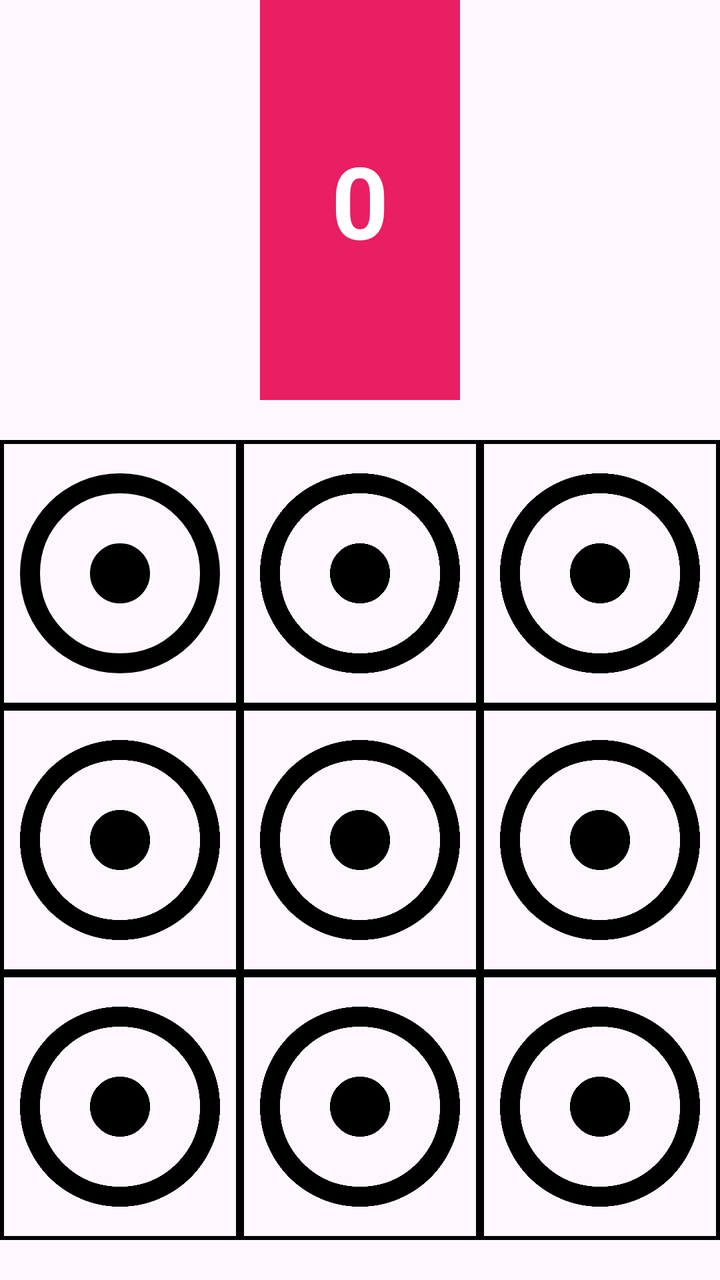
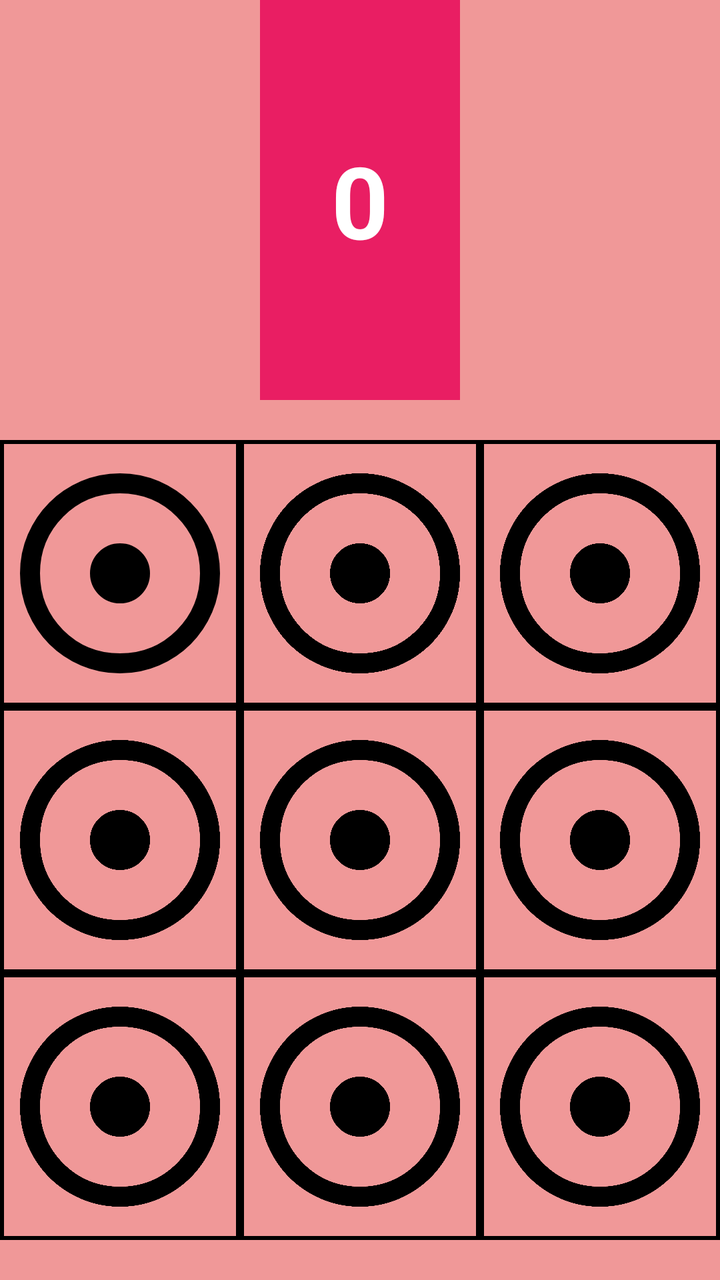

Screens rendered from an Android XML layout before and after an edit, with the pre-edit source and the edit as a unified diff.
<!-- AndroidManifest.xml: application theme Theme.Gamex -->
<!-- res/layout/activity_main.xml -->
<?xml version="1.0" encoding="utf-8"?>
<LinearLayout xmlns:android="http://schemas.android.com/apk/res/android"
    xmlns:app="http://schemas.android.com/apk/res-auto"
    xmlns:tools="http://schemas.android.com/tools"
    android:orientation="vertical"
    android:layoutDirection="rtl"
    android:layout_width="match_parent"
    android:layout_height="match_parent"
    tools:context=".MainActivity">

    <TextView
        android:id="@+id/tvpoint"
        android:layout_width="100dp"
        android:layout_height="200dp"
        android:textSize="50dp"
        android:textStyle="bold"
        android:text="0"
        android:gravity="center"
        android:layout_gravity="center"
        android:background="#E91E63"
        android:textColor="@color/white"
        />
    
    <GridLayout
        android:layout_width="match_parent"
        android:layout_height="400dp"
        android:layout_marginTop="20dp"
        android:layout_marginBottom="50dp"
        android:rowCount="3"
        android:columnCount="3">

        <ImageView
            android:layout_width="0dp"
            android:layout_height="0dp"
            android:layout_rowWeight="1"
            android:layout_columnWeight="1"
            android:onClick="addpoint"
            android:src="@drawable/outline_adjust_24"
            android:background="@drawable/grid_border"

            />

        <ImageView
            android:layout_width="0dp"
            android:layout_height="0dp"
            android:layout_rowWeight="1"
            android:layout_columnWeight="1"
            android:onClick="addpoint"
            android:src="@drawable/outline_adjust_24"
          android:background="@drawable/grid_border"
            />

        <ImageView
            android:layout_width="0dp"
            android:layout_height="0dp"
            android:layout_rowWeight="1"
            android:layout_columnWeight="1"
            android:onClick="addpoint"
            android:src="@drawable/outline_adjust_24"
            android:background="@drawable/grid_border"
            />
        <ImageView
            android:layout_width="0dp"
            android:layout_height="0dp"
            android:layout_rowWeight="1"
            android:layout_columnWeight="1"
            android:src="@drawable/outline_adjust_24"
            android:onClick="addpoint"
            android:background="@drawable/grid_border"

            />

        <ImageView
            android:layout_width="0dp"
            android:layout_height="0dp"
            android:layout_rowWeight="1"
            android:layout_columnWeight="1"
            android:src="@drawable/outline_adjust_24"
            android:onClick="addpoint"
            android:background="@drawable/grid_border"
            />

        <ImageView
            android:layout_width="0dp"
            android:layout_height="0dp"
            android:layout_rowWeight="1"
            android:layout_columnWeight="1"
            android:onClick="addpoint"
            android:src="@drawable/outline_adjust_24"
            android:background="@drawable/grid_border"
            />
        <ImageView
            android:layout_width="0dp"
            android:layout_height="0dp"
            android:layout_rowWeight="1"
            android:layout_columnWeight="1"
            android:onClick="addpoint"
            android:src="@drawable/outline_adjust_24"
            android:background="@drawable/grid_border"

            />

        <ImageView
            android:layout_width="0dp"
            android:layout_height="0dp"
            android:layout_rowWeight="1"
            android:layout_columnWeight="1"
            android:onClick="addpoint"
            android:src="@drawable/outline_adjust_24"
            android:background="@drawable/grid_border"
            />

        <ImageView
            android:layout_width="0dp"
            android:layout_height="0dp"
            android:layout_rowWeight="1"
            android:layout_columnWeight="1"
            android:onClick="addpoint"
            android:src="@drawable/outline_adjust_24"
            android:background="@drawable/grid_border"
            />
    </GridLayout>
    
    
    <TextView
        android:id="@+id/txcount"
        android:layout_width="200dp"
        android:layout_height="100dp"
        android:textSize="50dp"
        android:textStyle="bold"
        android:text="10"
        android:gravity="center"
        android:layout_gravity="center"
        android:background="#009688"
        android:onClick="addpoint"
        android:textColor="@color/white"
        />

     <ImageView
         android:id="@+id/startbt"
         android:layout_width="50dp"
         android:layout_height="50dp"
         android:gravity="center"
         android:layout_gravity="center"
         android:onClick="addpoint"
         android:src="@drawable/outline_autoplay_24"

         />


</LinearLayout>
<!-- resources referenced by this layout -->
<resources>
  <color name="white">#FFFFFFFF</color>
  <!-- drawable grid_border (drawable) -->
  <?xml version="1.0" encoding="utf-8"?>
  <shape android:shape="rectangle" xmlns:android="http://schemas.android.com/apk/res/android">
  <solid android:color="@android:color/transparent"/>
  
      <stroke
          android:width="2dp"
          android:color="#000000"/>
  
  
  </shape>
  <!-- drawable outline_adjust_24 (drawable) -->
  <vector xmlns:android="http://schemas.android.com/apk/res/android" android:height="24dp" android:tint="#000000" android:viewportHeight="960" android:viewportWidth="960" android:width="24dp">
        
      <path android:fillColor="@android:color/white" android:pathData="M565,565Q600,530 600,480Q600,430 565,395Q530,360 480,360Q430,360 395,395Q360,430 360,480Q360,530 395,565Q430,600 480,600Q530,600 565,565ZM480,880Q397,880 324,848.5Q251,817 197,763Q143,709 111.5,636Q80,563 80,480Q80,397 111.5,324Q143,251 197,197Q251,143 324,111.5Q397,80 480,80Q563,80 636,111.5Q709,143 763,197Q817,251 848.5,324Q880,397 880,480Q880,563 848.5,636Q817,709 763,763Q709,817 636,848.5Q563,880 480,880ZM480,800Q614,800 707,707Q800,614 800,480Q800,346 707,253Q614,160 480,160Q346,160 253,253Q160,346 160,480Q160,614 253,707Q346,800 480,800ZM480,480Q480,480 480,480Q480,480 480,480Q480,480 480,480Q480,480 480,480Q480,480 480,480Q480,480 480,480Q480,480 480,480Q480,480 480,480Z"/>
      
  </vector>
  <!-- drawable outline_autoplay_24 (drawable) -->
  <vector xmlns:android="http://schemas.android.com/apk/res/android" android:height="24dp" android:tint="#000000" android:viewportHeight="960" android:viewportWidth="960" android:width="24dp">
        
      <path android:fillColor="@android:color/white" android:pathData="M380,660L380,300L660,480L380,660ZM480,920Q372,920 277.5,870.5Q183,821 120,732L120,840L40,840L40,600L280,600L280,680L182,680Q233,755 311.5,797.5Q390,840 480,840Q595,840 688.5,774Q782,708 820,599L898,617Q853,753 738,836.5Q623,920 480,920ZM42,440Q49,373 74,311.5Q99,250 143,198L200,255Q168,296 148,342.5Q128,389 123,440L42,440ZM256,199L199,142Q252,98 313,72.5Q374,47 440,42L440,122Q389,127 343,147Q297,167 256,199ZM705,199Q664,167 617.5,147Q571,127 520,122L520,42Q587,48 648.5,73Q710,98 762,142L705,199ZM838,440Q833,389 813,342.5Q793,296 761,255L818,198Q862,250 887,311.5Q912,373 918,440L838,440Z"/>
      
  </vector>
  <style name="Theme.Gamex" parent="Base.Theme.Gamex" />
  <style name="Base.Theme.Gamex" parent="Theme.Material3.DayNight.NoActionBar">
          
          
      </style>
</resources>

<!-- the commit's change to res/layout/activity_main.xml (unified diff, before → after) -->
@@ -6,6 +6,7 @@
     android:layoutDirection="rtl"
     android:layout_width="match_parent"
     android:layout_height="match_parent"
+    android:background="#F09898"
     tools:context=".MainActivity">
 
     <TextView
